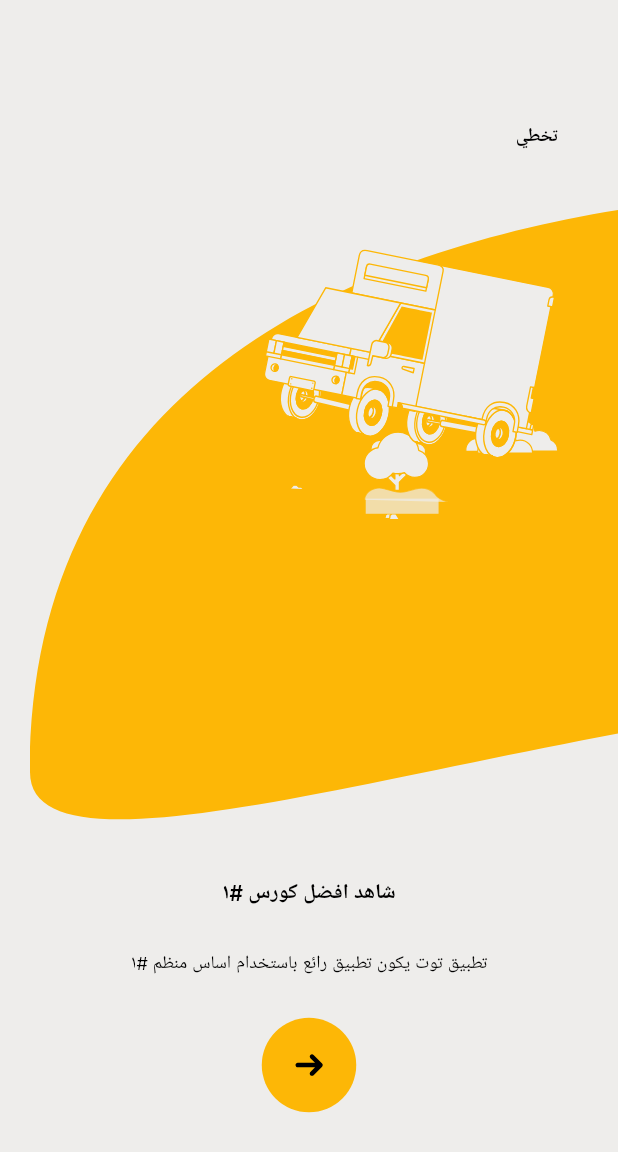
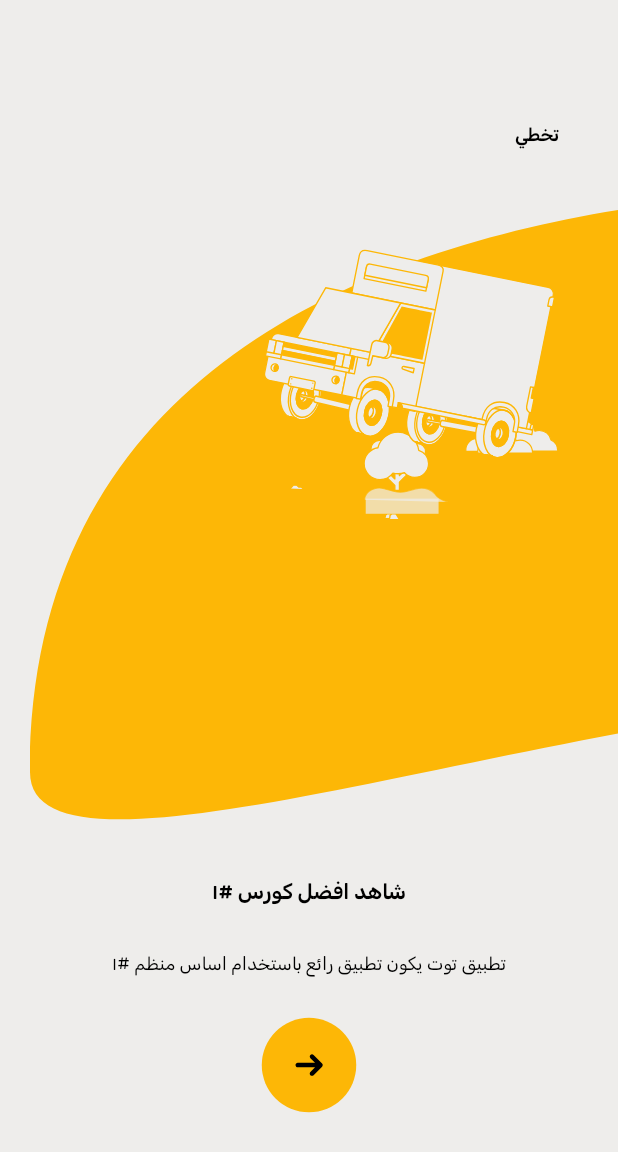
Before and after one commit to EngAbdoS/Smart-Shipment-System, a Flutter app: the screen it shows after launch, on a phone screen of 412 x 824 dp. Shown: the top 1152 px of the screen. Run offline on Flutter 3.47's test engine with Material 3 defaults, Android fonts, the phone set to English and light mode, and no system bars; drawn by our look-alikes of loader_overlay; our stand-ins replace animated_splash_screen, dartz, dio, easy_localization, flutter_bloc, flutter_phoenix and 9 more.

Commit message:
add and handle Rubik font

```diff
--- a/lib/presentation/resources/font_manager.dart
+++ b/lib/presentation/resources/font_manager.dart
@@ -2,7 +2,7 @@ import 'package:flutter/material.dart';
 
 class FontConstants {
   static const String fontFamilyInter = "Inter";
-  static const String fontFamilyArabic = "Inter";
+  static const String fontFamilyRubik = "Rubik";
   //addd second font
 }
 
--- a/lib/presentation/resources/theme_manager.dart
+++ b/lib/presentation/resources/theme_manager.dart
@@ -166,7 +166,7 @@ ThemeData getArabicAppTheme() {
       titleTextStyle: getRegularStyle(
           color: ColorManager.white,
           fontSize: FontSize.s16,
-          fontFamily: FontConstants.fontFamilyArabic),
+          fontFamily: FontConstants.fontFamilyRubik),
     ),
     buttonTheme: const ButtonThemeData(
       shape: StadiumBorder(),
@@ -179,7 +179,7 @@ ThemeData getArabicAppTheme() {
         textStyle: getRegularStyle(
             color: ColorManager.white,
             fontSize: FontSize.s17,
-            fontFamily: FontConstants.fontFamilyArabic),
+            fontFamily: FontConstants.fontFamilyRubik),
         // primary: ColorManager.primary,
         shape: RoundedRectangleBorder(
           borderRadius: BorderRadius.circular(AppSize.s12),
@@ -190,57 +190,57 @@ ThemeData getArabicAppTheme() {
       headlineLarge: getBoldStyle(
           color: ColorManager.black,
           fontSize: FontSize.s18,
-          fontFamily: FontConstants.fontFamilyArabic),
+          fontFamily: FontConstants.fontFamilyRubik),
       headlineMedium: getRegularStyle(
           color: ColorManager.darkGray,
           fontSize: FontSize.s14,
-          fontFamily: FontConstants.fontFamilyArabic),
+          fontFamily: FontConstants.fontFamilyRubik),
       titleLarge: getMediumStyle(
           color: ColorManager.lightGray,
           fontSize: AppSize.s14,
-          fontFamily: FontConstants.fontFamilyArabic),
+          fontFamily: FontConstants.fontFamilyRubik),
       titleMedium: getSemiBoldStyle(
           color: ColorManager.black,
           fontSize: FontSize.s14,
-          fontFamily: FontConstants.fontFamilyArabic),
+          fontFamily: FontConstants.fontFamilyRubik),
       titleSmall: getRegularStyle(
           color: ColorManager.black,
           fontSize: FontSize.s12,
-          fontFamily: FontConstants.fontFamilyArabic),
+          fontFamily: FontConstants.fontFamilyRubik),
       labelSmall: getBoldStyle(
           color: ColorManager.primary,
           fontSize: FontSize.s14,
-          fontFamily: FontConstants.fontFamilyArabic),
+          fontFamily: FontConstants.fontFamilyRubik),
       bodyLarge: getExtraBoldStyle(
           color: ColorManager.black,
           fontSize: FontSize.s14,
-          fontFamily: FontConstants.fontFamilyArabic),
+          fontFamily: FontConstants.fontFamilyRubik),
       bodySmall: getSemiBoldStyle(
           color: ColorManager.black,
           fontSize: FontSize.s12,
-          fontFamily: FontConstants.fontFamilyArabic),
+          fontFamily: FontConstants.fontFamilyRubik),
       bodyMedium: getMediumStyle(
           color: ColorManager.black,
           fontSize: FontSize.s14,
-          fontFamily: FontConstants.fontFamilyArabic),
+          fontFamily: FontConstants.fontFamilyRubik),
       displayLarge: getSemiBoldStyle(
           color: ColorManager.darkGray,
           fontSize: FontSize.s16,
-          fontFamily: FontConstants.fontFamilyArabic),
+          fontFamily: FontConstants.fontFamilyRubik),
     ),
     inputDecorationTheme: InputDecorationTheme(
       contentPadding: const EdgeInsets.all(AppPadding.p8),
       hintStyle: getRegularStyle(
           color: ColorManager.inputField,
           fontSize: FontSize.s12,
-          fontFamily: FontConstants.fontFamilyArabic),
+          fontFamily: FontConstants.fontFamilyRubik),
       labelStyle: getMediumStyle(
           color: ColorManager.inputField,
           fontSize: FontSize.s12,
-          fontFamily: FontConstants.fontFamilyArabic),
+          fontFamily: FontConstants.fontFamilyRubik),
       errorStyle: getRegularStyle(
         color: ColorManager.error,
-        fontFamily: FontConstants.fontFamilyArabic,
+        fontFamily: FontConstants.fontFamilyRubik,
       ),
       enabledBorder: const OutlineInputBorder(
         borderSide:
```
Also changed, not shown: pubspec.yaml (+28 -0 lines), assets/fonts/Rubik-Black.ttf (added), assets/fonts/Rubik-BlackItalic.ttf (added), assets/fonts/Rubik-Bold.ttf (added), assets/fonts/Rubik-BoldItalic.ttf (added), assets/fonts/Rubik-ExtraBold.ttf (added), assets/fonts/Rubik-ExtraBoldItalic.ttf (added), assets/fonts/Rubik-Italic.ttf (added), assets/fonts/Rubik-Light.ttf (added), assets/fonts/Rubik-LightItalic.ttf (added), assets/fonts/Rubik-Medium.ttf (added), assets/fonts/Rubik-MediumItalic.ttf (added), assets/fonts/Rubik-Regular.ttf (added), assets/fonts/Rubik-SemiBold.ttf (added), 1 more files.
